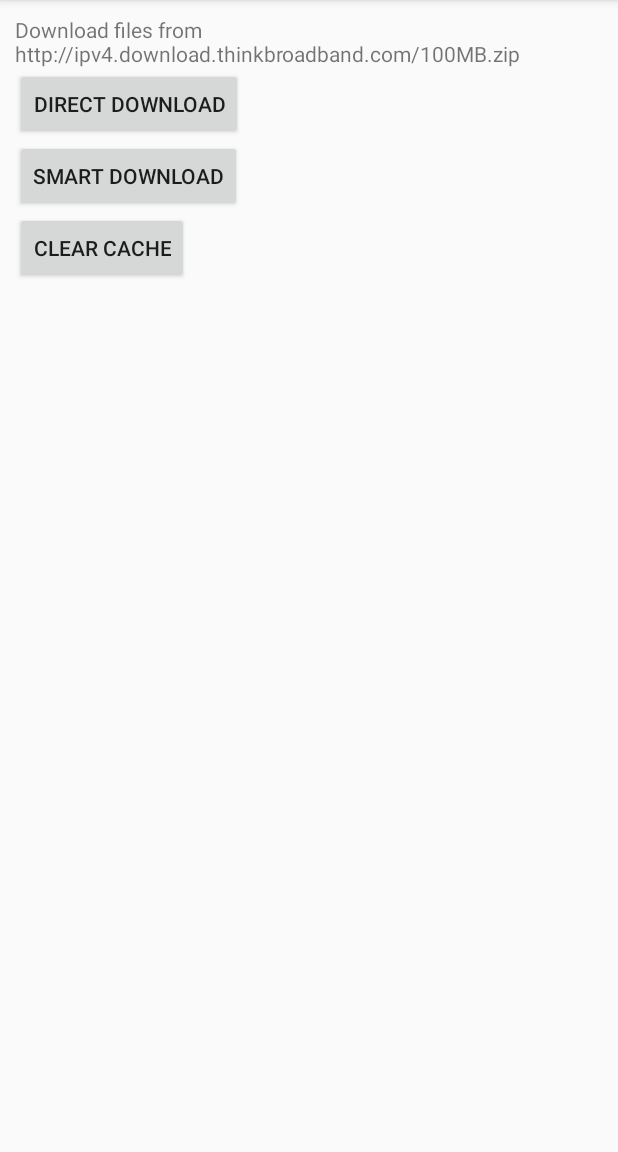
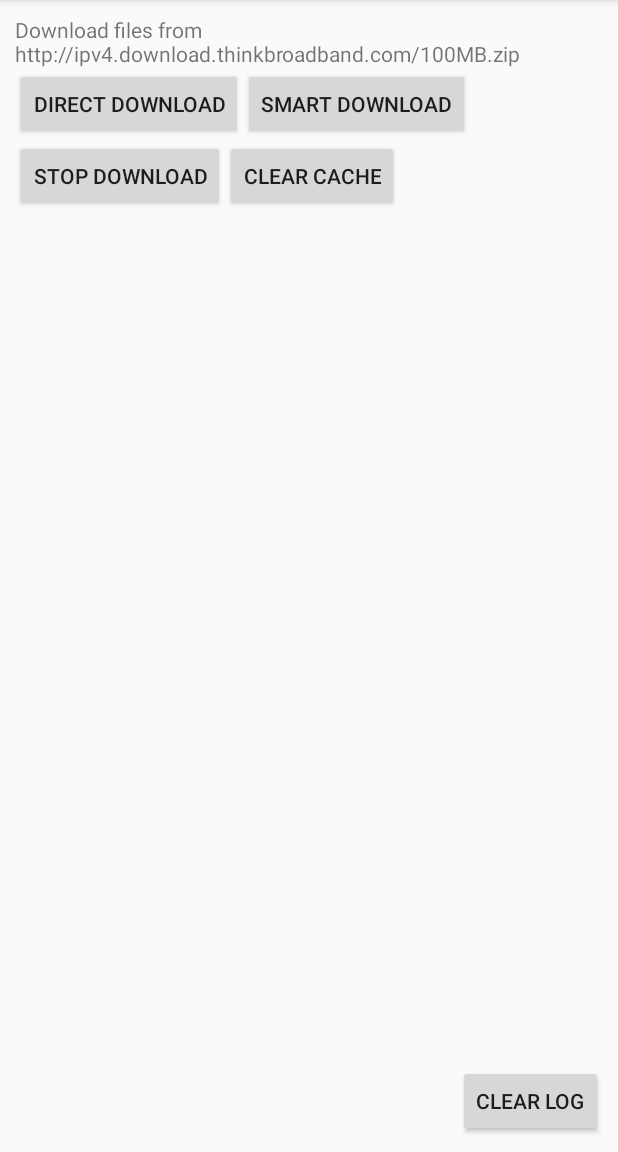
Before and after one commit to Noisyfox/Capstone, an Android app: the screen it shows after launch (MainActivity), on a phone screen of 412 x 824 dp, the part 84-1236 px from its top. Run offline under Robolectric (Android 15) with nearby library versions, the phone set to English and light mode, and no system bars; libraries missing offline, so code that uses them is left out: org.iotivity.base, org.iotivity.ca; 12 statements that could not run were skipped.

Commit message:
Add stop download

```diff
--- a/app/src/main/java/io/noisyfox/resourcesharing/MainFragment.kt
+++ b/app/src/main/java/io/noisyfox/resourcesharing/MainFragment.kt
@@ -39,6 +39,9 @@ class MainFragment : Fragment(), ResDownloadListener, Logging.LoggingListener {
         }
         btn_smart_download.setOnClickListener {
 
+        }
+        btn_stop.setOnClickListener {
+            service.stopDownload(MainApplication.TEST_FILE_1)
         }
         btn_clear_cache.setOnClickListener {
             service.clearResource(MainApplication.TEST_FILE_1)
--- a/app/src/main/java/io/noisyfox/resourcesharing/resmanager/ResService.kt
+++ b/app/src/main/java/io/noisyfox/resourcesharing/resmanager/ResService.kt
@@ -144,6 +144,13 @@ class ResService(
         }
     }
 
+    fun stopDownload(fileId: String) {
+        runOnWorkingThread2 {
+            val f = getResContext(fileId)
+            f.downloader.stop()
+        }
+    }
+
     private fun getResContext(fileId: String): ResContext = managedResources[fileId]
             ?: throw FileNotFoundException("File $fileId not registered!")
 
--- a/app/src/main/res/layout/fragment_main.xml
+++ b/app/src/main/res/layout/fragment_main.xml
@@ -17,6 +17,10 @@
         app:layout_constraintRight_toRightOf="parent"
         app:layout_constraintTop_toTopOf="parent" />
 
+    <LinearLayout
+        android:layout_width="match_parent"
+        android:layout_height="wrap_content">
+
         <Button
             android:id="@+id/btn_direct_download"
             android:layout_width="wrap_content"
@@ -28,12 +32,25 @@
             android:layout_width="wrap_content"
             android:layout_height="wrap_content"
             android:text="Smart Download" />
+    </LinearLayout>
+
+    <LinearLayout
+        android:layout_width="match_parent"
+        android:layout_height="wrap_content">
+
+        <Button
+            android:id="@+id/btn_stop"
+            android:layout_width="wrap_content"
+            android:layout_height="wrap_content"
+            android:text="Stop Download" />
 
         <Button
             android:id="@+id/btn_clear_cache"
             android:layout_width="wrap_content"
             android:layout_height="wrap_content"
             android:text="Clear Cache" />
+
+    </LinearLayout>
 
     <ScrollView
         android:id="@+id/logScroll"
@@ -52,4 +69,16 @@
             tools:text="Log" />
     </ScrollView>
 
+    <LinearLayout
+        android:layout_width="match_parent"
+        android:layout_height="wrap_content"
+        android:gravity="right">
+
+        <Button
+            android:id="@+id/btn_clear_log"
+            android:layout_width="wrap_content"
+            android:layout_height="wrap_content"
+            android:text="Clear Log" />
     </LinearLayout>
+
+</LinearLayout>
```
Lines whose indentation alone changed are shown as unchanged.
